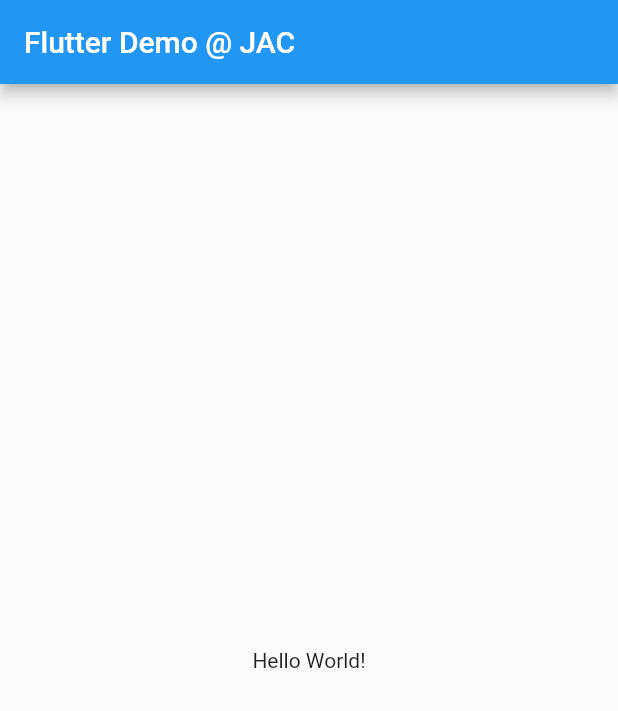
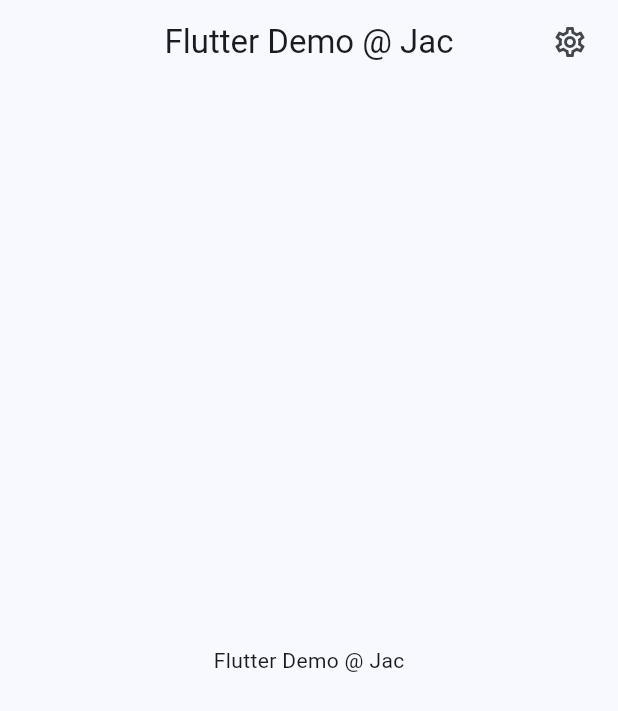
Before and after one commit to polilluminato/presentazione-flutter-jac-2023, a Flutter app: the screen it shows after launch, on a phone screen of 412 x 824 dp. Shown: the top 711 px of the screen. Run offline on Flutter 3.47's test engine with Material 2 defaults, Android fonts, the light colour scheme and no system bars; our stand-ins replace flutter_riverpod, freezed_annotation, go_router.

Commit message:
feat: First app navigation and light/dark theme switch

```diff
--- /dev/null
+++ b/code/flutter_jac/lib/app/app.dart
@@ -0,0 +1,26 @@
+import 'package:flutter/material.dart';
+import 'package:flutter_jac/app/router.dart';
+import 'package:flutter_jac/provider/theme_provider.dart';
+import 'package:flutter_riverpod/flutter_riverpod.dart';
+
+class App extends ConsumerWidget {
+  App({Key? key}) : super(key: key);
+
+  late final router = buildRouter();
+
+  @override
+  Widget build(BuildContext context, WidgetRef ref) {
+    return MaterialApp.router(
+      debugShowCheckedModeBanner: false,
+      routeInformationProvider: router.routeInformationProvider,
+      routeInformationParser: router.routeInformationParser,
+      routerDelegate: router.routerDelegate,
+      theme: ThemeData(
+        useMaterial3: true,
+        colorSchemeSeed: Colors.blue,
+        brightness:
+            ref.watch(isDarkModeProvider) ? Brightness.dark : Brightness.light,
+      ),
+    );
+  }
+}
--- /dev/null
+++ b/code/flutter_jac/lib/app/router.dart
@@ -0,0 +1,18 @@
+import 'package:flutter_jac/pages/home_page.dart';
+import 'package:flutter_jac/pages/settings_page.dart';
+import 'package:go_router/go_router.dart';
+
+GoRouter buildRouter() {
+  return GoRouter(
+    routes: [
+      GoRoute(
+        path: '/',
+        builder: (context, state) => const HomePage(),
+      ),
+      GoRoute(
+        path: '/settings',
+        builder: (context, state) => const SettingsPage(),
+      ),
+    ],
+  );
+}
--- a/code/flutter_jac/lib/main.dart
+++ b/code/flutter_jac/lib/main.dart
@@ -1,45 +1,13 @@
 import 'package:flutter/material.dart';
+import 'package:flutter_jac/app/app.dart';
+import 'package:flutter_riverpod/flutter_riverpod.dart';
 
-void main() {
-  runApp(const MyApp());
+void main() async {
+  WidgetsFlutterBinding.ensureInitialized();
+
+  runApp(
+    ProviderScope(
+      child: App(),
+    ),
+  );
 }
-
-class MyApp extends StatelessWidget {
-  const MyApp({super.key});
-
-  // This widget is the root of your application.
-  @override
-  Widget build(BuildContext context) {
-    return MaterialApp(
-      title: 'Flutter Demo @ JAC',
-      theme: ThemeData(
-        primarySwatch: Colors.blue,
-      ),
-      home: const MyHomePage(title: 'Flutter Demo @ JAC'),
-    );
-  }
-}
-
-class MyHomePage extends StatelessWidget {
-  const MyHomePage({super.key, required this.title});
-  final String title;
-
-  @override
-  Widget build(BuildContext context) {
-    return Scaffold(
-      appBar: AppBar(
-        title: Text(title),
-      ),
-      body: Center(
-        child: Column(
-          mainAxisAlignment: MainAxisAlignment.center,
-          children: const <Widget>[
-            Text(
-              'Hello World!',
-            ),
-          ],
-        ),
-      ),
-    );
-  }
-}
--- /dev/null
+++ b/code/flutter_jac/lib/pages/home_page.dart
@@ -0,0 +1,33 @@
+import 'package:flutter/material.dart';
+import 'package:flutter_riverpod/flutter_riverpod.dart';
+import 'package:go_router/go_router.dart';
+
+class HomePage extends ConsumerWidget {
+  const HomePage({Key? key}) : super(key: key);
+
+  @override
+  Widget build(BuildContext context, WidgetRef ref) {
+    return Scaffold(
+      appBar: AppBar(
+        centerTitle: true,
+        title: const Text(
+          "Flutter Demo @ Jac",
+        ),
+        actions: [
+          Padding(
+            padding: const EdgeInsets.only(right: 8),
+            child: IconButton(
+              icon: const Icon(Icons.settings_outlined),
+              onPressed: () => context.push('/settings'),
+            ),
+          )
+        ],
+      ),
+      body: const Center(
+        child: Text(
+          "Flutter Demo @ Jac",
+        ),
+      ),
+    );
+  }
+}
--- /dev/null
+++ b/code/flutter_jac/lib/provider/theme_provider.dart
@@ -0,0 +1,3 @@
+import 'package:flutter_riverpod/flutter_riverpod.dart';
+
+final isDarkModeProvider = StateProvider<bool>((ref) => false);
```
Also changed, not shown: code/flutter_jac/lib/pages/settings_page.dart (added, +35 -0 lines), 1 other file.
